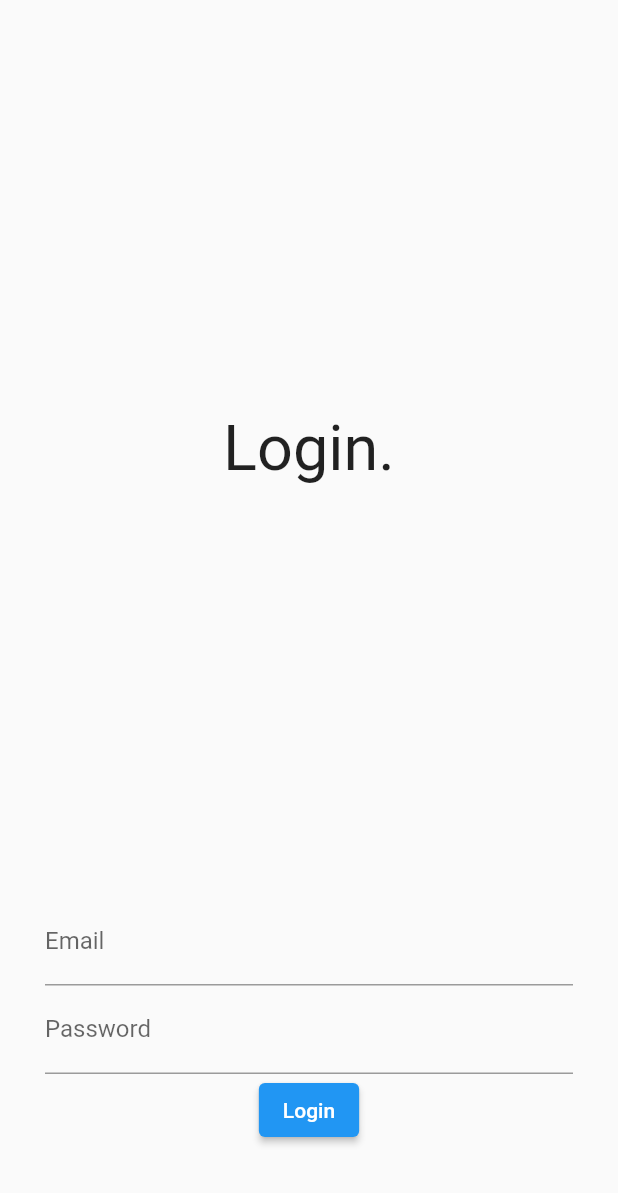
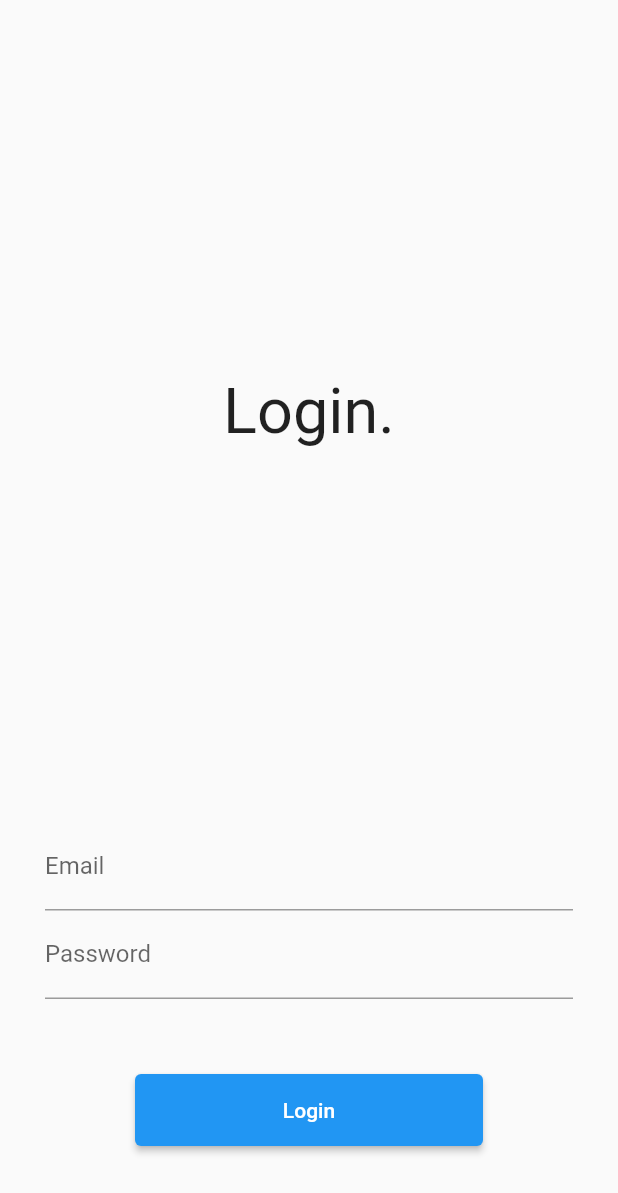
Before and after one commit to novakovicdavid/figure_flutter, a Flutter app: the screen it shows after launch, after a tap on "Login", on a phone screen of 412 x 824 dp. Shown: the top 1193 px of the screen. Run offline on Flutter 3.47's test engine with Material 2 defaults, Android fonts, the phone set to English and light mode, and no system bars; our stand-ins replace cached_network_image, file_picker, infinite_scroll_pagination, shared_preferences; accounts and stored records are empty.

Commit message:
Better signin/login buttons

```diff
--- a/lib/signin.dart
+++ b/lib/signin.dart
@@ -6,13 +6,11 @@ import 'package:flutter/material.dart';
 import 'mainpage.dart';
 import 'main.dart';
 
-
 class SignInForm extends StatefulWidget {
   const SignInForm({super.key});
 
   @override
   State<StatefulWidget> createState() => SignInFormState();
-
 }
 
 class SignInFormState extends State<SignInForm> {
@@ -40,7 +38,8 @@ class SignInFormState extends State<SignInForm> {
     var title = Text(
         style: DefaultTextStyle.of(context).style.apply(fontSizeFactor: 3.0),
         "Login.");
-    return (Scaffold(body: Column(
+    return (Scaffold(
+        body: Column(
       children: [
         Expanded(
             child: Center(
@@ -49,32 +48,28 @@ class SignInFormState extends State<SignInForm> {
                     child: Container(
                         margin: const EdgeInsets.only(left: 40, right: 40),
                         child: title)))),
-            Container(margin: const EdgeInsets.only(left: 30, right: 30, bottom: 60), child: Form(
+        Container(
+            margin: const EdgeInsets.only(left: 30, right: 30, bottom: 60),
+            child: Form(
                 key: _formKey,
                 child: Column(
                   children: [
                     TextFormField(
                       validator: (value) => emailValidator(value),
                       onChanged: (value) => email = value,
-                      decoration: const InputDecoration(
-                          labelText: "Email"
-                      ),
+                      decoration: const InputDecoration(labelText: "Email"),
                     ),
                     TextFormField(
                       validator: (value) => passwordValidator(value),
                       onChanged: (value) => password = value,
                       obscureText: true,
-                      decoration: const InputDecoration(
-                          labelText: "Password"
+                      decoration: const InputDecoration(labelText: "Password"),
                     ),
-                    ),
+                    const Padding(padding: EdgeInsets.only(top: 50)),
                     ElevatedButton(
                         onPressed: () async {
                           if (_formKey.currentState!.validate()) {
-                            var data = {
-                              "email": email,
-                              "password": password
-                            };
+                            var data = {"email": email, "password": password};
                             var result = await login(data);
                             if (result != null) {
                               sessionToken = result["sessionToken"];
@@ -94,11 +89,15 @@ class SignInFormState extends State<SignInForm> {
                             }
                           }
                         },
-                        child: const Text("Login"))
+                        child: Container(
+                            alignment: Alignment.center,
+                            width: 200,
+                            child: const Padding(
+                                padding: EdgeInsets.all(16),
+                                child: Text("Login"))))
                   ],
                 )))
       ],
-        ))
-    );
+    )));
   }
 }
```
Also changed, not shown: lib/signup.dart (+7 -1 lines). Lines whose indentation alone changed are shown as unchanged.
